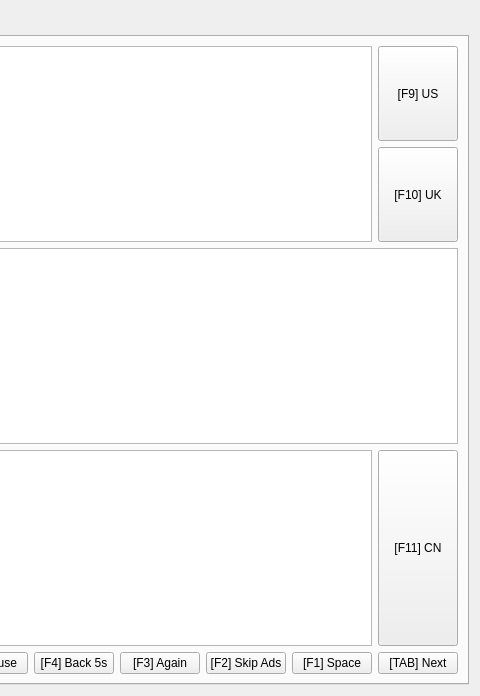
Qt form ui/EnglishPractice.ui (SuWeipeng/EnglishPractice) before a commit; both pictures show x 560 to 1040 and y 0 to 696 of the 1040 by 696 pixel window.
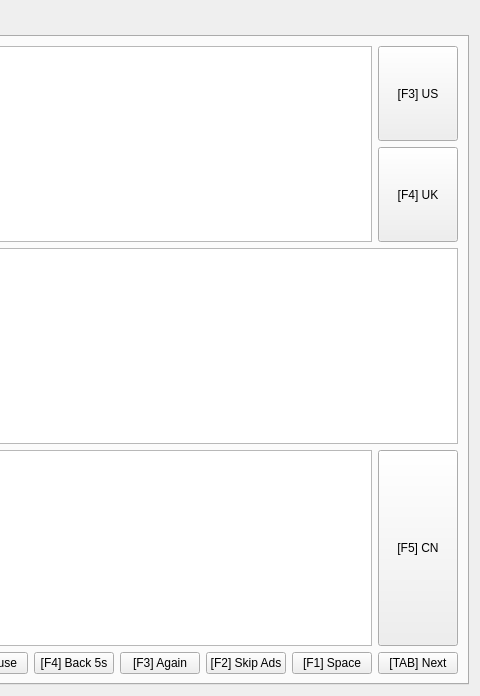
The same form after that commit. The open tabs and pages were chosen to show the change.

Commit message: update Hotkey in Auto Mode

```diff
--- a/ui/EnglishPractice.ui
+++ b/ui/EnglishPractice.ui
@@ -505,7 +505,7 @@
                 </sizepolicy>
                </property>
                <property name="text">
-                <string>[F9] US</string>
+                <string>[F3] US</string>
                </property>
                <property name="shortcut">
                 <string>F9</string>
@@ -521,7 +521,7 @@
                 </sizepolicy>
                </property>
                <property name="text">
-                <string>[F10] UK</string>
+                <string>[F4] UK</string>
                </property>
                <property name="shortcut">
                 <string>F10</string>
@@ -583,7 +583,7 @@
                 </sizepolicy>
                </property>
                <property name="text">
-                <string>[F11] CN</string>
+                <string>[F5] CN</string>
                </property>
                <property name="shortcut">
                 <string>F11</string>
```
Left out of the diff: 6 changed lines with no effect on the pictures.
